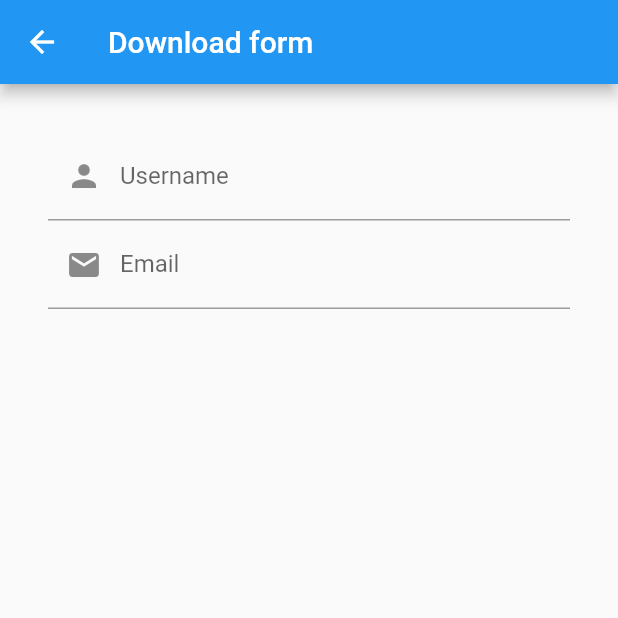
After one commit to ssabrut/depd-assignment-2, a Flutter app: the screen it shows after launch, after a tap on "Download now", on a phone screen of 412 x 824 dp, the top half of it. The commit adds this screen. Run offline on Flutter 3.47's test engine with Material 2 defaults, Android fonts, the phone set to English and light mode, and no system bars; our stand-ins replace email_validator.

Commit message:
Add form scaffolding

```diff
--- a/lib/views/game/display.dart
+++ b/lib/views/game/display.dart
@@ -16,6 +16,12 @@ class _DisplayPageState extends State<DisplayPage> {
         appBar: AppBar(
           title: const Text('Dota 2'),
         ),
+        floatingActionButton: FloatingActionButton.extended(
+            onPressed: () {
+              Navigator.push(context,
+                  MaterialPageRoute(builder: (context) => const PlayForm()));
+            },
+            label: const Text("Download now")),
         body: Container(
             child: Column(
           children: [
--- /dev/null
+++ b/lib/views/game/form.dart
@@ -0,0 +1,73 @@
+part of '../pages.dart';
+
+class PlayForm extends StatefulWidget {
+  const PlayForm({super.key});
+
+  @override
+  State<PlayForm> createState() => _PlayFormState();
+}
+
+class _PlayFormState extends State<PlayForm> {
+  final usernameController = TextEditingController();
+  final emailController = TextEditingController();
+  final phoneNumController = TextEditingController();
+  final cityController = TextEditingController();
+  final _playKey = GlobalKey<FormState>();
+  bool isVisible = true;
+
+  @override
+  void dispose() {
+    super.dispose();
+    usernameController.dispose();
+    emailController.dispose();
+    phoneNumController.dispose();
+    cityController.dispose();
+  }
+
+  @override
+  void initState() {
+    super.initState();
+  }
+
+  @override
+  Widget build(BuildContext context) {
+    return Scaffold(
+        appBar: AppBar(
+          title: const Text("Download form"),
+        ),
+        body: Container(
+          padding: const EdgeInsets.all(32.0),
+          child: Form(
+            key: _playKey,
+            child: Column(
+              children: [
+                TextFormField(
+                  keyboardType: TextInputType.text,
+                  decoration: const InputDecoration(
+                      labelText: "Username", prefixIcon: Icon(Icons.person)),
+                  controller: usernameController,
+                  autovalidateMode: AutovalidateMode.onUserInteraction,
+                  validator: (value) {
+                    return value.toString().isEmpty
+                        ? "Username cannot be empty"
+                        : null;
+                  },
+                ),
+                TextFormField(
+                  keyboardType: TextInputType.emailAddress,
+                  decoration: const InputDecoration(
+                      labelText: "Email", prefixIcon: Icon(Icons.email)),
+                  controller: emailController,
+                  autovalidateMode: AutovalidateMode.onUserInteraction,
+                  validator: (value) {
+                    return !EmailValidator.validate(value.toString())
+                        ? "Email tidak valid"
+                        : null;
+                  },
+                )
+              ],
+            ),
+          ),
+        ));
+  }
+}
--- a/lib/views/pages.dart
+++ b/lib/views/pages.dart
@@ -1,3 +1,5 @@
 import 'package:assignment_1/views/game/components/card.dart';
+import 'package:email_validator/email_validator.dart';
 import 'package:flutter/material.dart';
 part 'game/display.dart';
+part 'game/form.dart';
```
Also changed, not shown: pubspec.yaml (+4 -11 lines), pubspec.lock.
